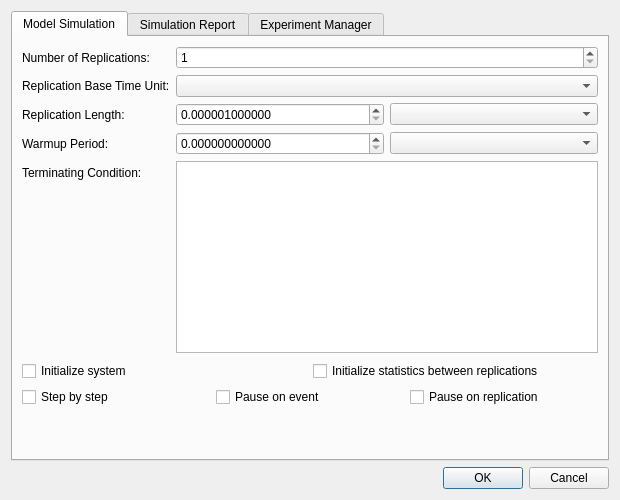
Before: the Qt Designer form source/applications/gui/qt/GenesysQtGUI/dialogs/dialogsimulationconfigure.ui in rlcancian/Genesys-Simulator, drawn with Qt 5.
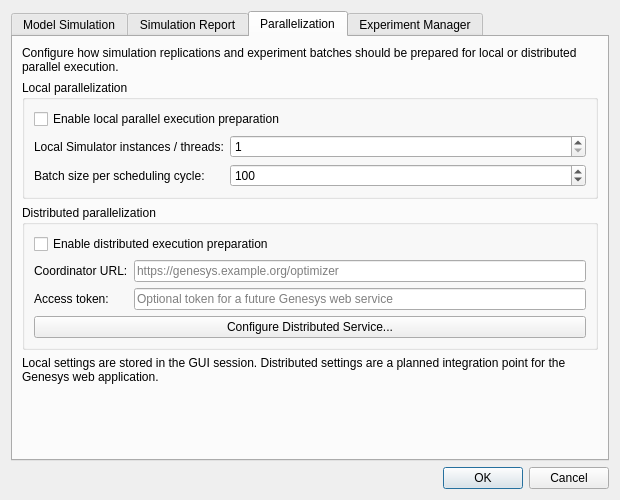
After: the same form once the commit is applied. The open tabs and pages were chosen to show the change.

Commit message: Refine simulation outputs and configuration

What changed in the file:
```diff
--- a/source/applications/gui/qt/GenesysQtGUI/dialogs/dialogsimulationconfigure.ui
+++ b/source/applications/gui/qt/GenesysQtGUI/dialogs/dialogsimulationconfigure.ui
@@ -246,13 +246,175 @@
            <height>40</height>
           </size>
          </property>
-        </spacer>
-       </item>
-      </layout>
-     </widget>
-     <widget class="QWidget" name="tabExperimentManager">
-      <attribute name="title">
-       <string>Experiment Manager</string>
+       </spacer>
+      </item>
+     </layout>
+    </widget>
+    <widget class="QWidget" name="tabParallelization">
+     <attribute name="title">
+      <string>Parallelization</string>
+     </attribute>
+     <layout class="QVBoxLayout" name="verticalLayoutParallelization">
+      <item>
+       <widget class="QLabel" name="labelParallelizationIntro">
+        <property name="text">
+         <string>Configure how simulation replications and experiment batches should be prepared for local or distributed parallel execution.</string>
+        </property>
+        <property name="wordWrap">
+         <bool>true</bool>
+        </property>
+       </widget>
+      </item>
+      <item>
+       <widget class="QGroupBox" name="groupBoxLocalParallelization">
+        <property name="title">
+         <string>Local parallelization</string>
+        </property>
+        <layout class="QFormLayout" name="formLayoutLocalParallelization">
+         <item row="0" column="0" colspan="2">
+          <widget class="QCheckBox" name="checkBoxParallelizationEnabled">
+           <property name="text">
+            <string>Enable local parallel execution preparation</string>
+           </property>
+          </widget>
+         </item>
+         <item row="1" column="0">
+          <widget class="QLabel" name="labelParallelizationThreads">
+           <property name="text">
+            <string>Local Simulator instances / threads:</string>
+           </property>
+           <property name="buddy">
+            <cstring>spinBoxParallelizationThreads</cstring>
+           </property>
+          </widget>
+         </item>
+         <item row="1" column="1">
+          <widget class="QSpinBox" name="spinBoxParallelizationThreads">
+           <property name="minimum">
+            <number>1</number>
+           </property>
+           <property name="maximum">
+            <number>1024</number>
+           </property>
+           <property name="value">
+            <number>1</number>
+           </property>
+          </widget>
+         </item>
+         <item row="2" column="0">
+          <widget class="QLabel" name="labelParallelizationBatchSize">
+           <property name="text">
+            <string>Batch size per scheduling cycle:</string>
+           </property>
+           <property name="buddy">
+            <cstring>spinBoxParallelizationBatchSize</cstring>
+           </property>
+          </widget>
+         </item>
+         <item row="2" column="1">
+          <widget class="QSpinBox" name="spinBoxParallelizationBatchSize">
+           <property name="minimum">
+            <number>1</number>
+           </property>
+           <property name="maximum">
+            <number>1000000</number>
+           </property>
+           <property name="value">
+            <number>100</number>
+           </property>
+          </widget>
+         </item>
+        </layout>
+       </widget>
+      </item>
+      <item>
+       <widget class="QGroupBox" name="groupBoxDistributedParallelization">
+        <property name="title">
+         <string>Distributed parallelization</string>
+        </property>
+        <layout class="QFormLayout" name="formLayoutDistributedParallelization">
+         <item row="0" column="0" colspan="2">
+          <widget class="QCheckBox" name="checkBoxDistributedParallelizationEnabled">
+           <property name="text">
+            <string>Enable distributed execution preparation</string>
+           </property>
+          </widget>
+         </item>
+         <item row="1" column="0">
+          <widget class="QLabel" name="labelDistributedCoordinatorUrl">
+           <property name="text">
+            <string>Coordinator URL:</string>
+           </property>
+           <property name="buddy">
+            <cstring>lineEditDistributedCoordinatorUrl</cstring>
+           </property>
+          </widget>
+         </item>
+         <item row="1" column="1">
+          <widget class="QLineEdit" name="lineEditDistributedCoordinatorUrl">
+           <property name="placeholderText">
+            <string>https://genesys.example.org/optimizer</string>
+           </property>
+          </widget>
+         </item>
+         <item row="2" column="0">
+          <widget class="QLabel" name="labelDistributedToken">
+           <property name="text">
+            <string>Access token:</string>
+           </property>
+           <property name="buddy">
+            <cstring>lineEditDistributedToken</cstring>
+           </property>
+          </widget>
+         </item>
+         <item row="2" column="1">
+          <widget class="QLineEdit" name="lineEditDistributedToken">
+           <property name="echoMode">
+            <enum>QLineEdit::Password</enum>
+           </property>
+           <property name="placeholderText">
+            <string>Optional token for a future Genesys web service</string>
+           </property>
+          </widget>
+         </item>
+         <item row="3" column="0" colspan="2">
+          <widget class="QPushButton" name="pushButtonConfigureDistributedParallelization">
+           <property name="text">
+            <string>Configure Distributed Service...</string>
+           </property>
+          </widget>
+         </item>
+        </layout>
+       </widget>
+      </item>
+      <item>
+       <widget class="QLabel" name="labelParallelizationStatus">
+        <property name="text">
+         <string>Local settings are stored in the GUI session. Distributed settings are a planned integration point for the Genesys web application.</string>
+        </property>
+        <property name="wordWrap">
+         <bool>true</bool>
+        </property>
+       </widget>
+      </item>
+      <item>
+       <spacer name="verticalSpacerParallelization">
+        <property name="orientation">
+         <enum>Qt::Vertical</enum>
+        </property>
+        <property name="sizeHint" stdset="0">
+         <size>
+          <width>20</width>
+          <height>40</height>
+         </size>
+        </property>
+       </spacer>
+      </item>
+     </layout>
+    </widget>
+    <widget class="QWidget" name="tabExperimentManager">
+     <attribute name="title">
+      <string>Experiment Manager</string>
       </attribute>
       <layout class="QVBoxLayout" name="verticalLayoutExperimentManager">
        <item>
```
Left out of the diff: 7 changed lines with no effect on the pictures. The commit also changes 11 other files.
